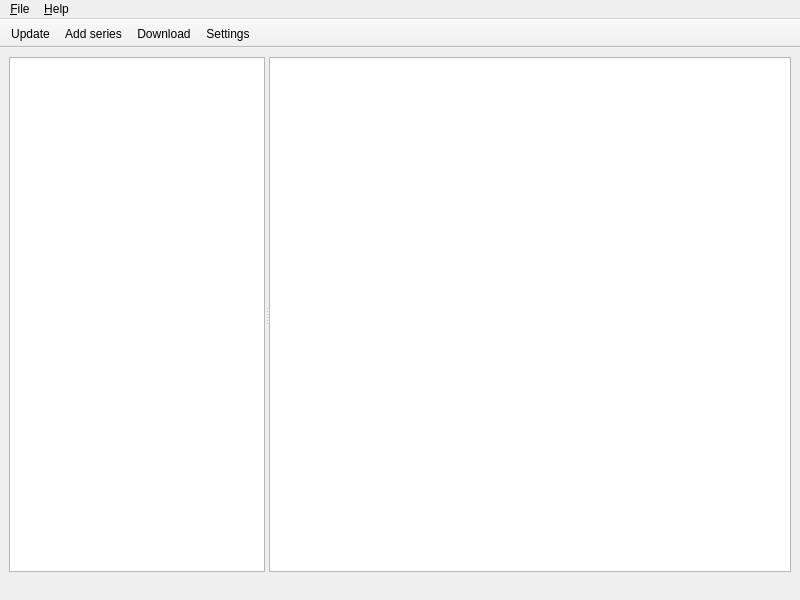
This is src/res/mainWindow.ui in christofsteel/mucomicload as Qt 5 draws it before an edit. The edited form follows.
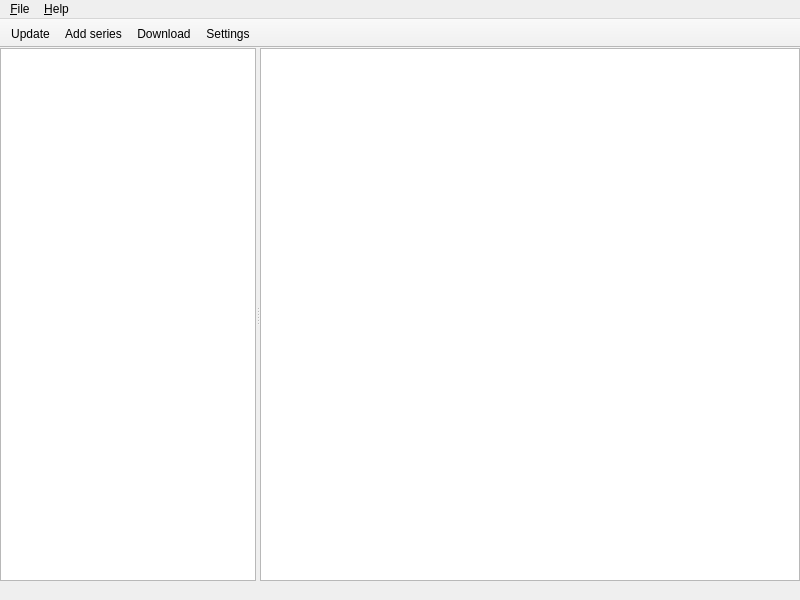
This is the edited form. Icons and pictures are not drawn.

Commit message: Icons again

```diff
--- a/src/res/mainWindow.ui
+++ b/src/res/mainWindow.ui
@@ -18,8 +18,20 @@
   </property>
   <widget class="QWidget" name="horizontalSplit">
    <layout class="QHBoxLayout" name="horizontalLayout">
+    <property name="spacing">
+     <number>0</number>
+    </property>
+    <property name="sizeConstraint">
+     <enum>QLayout::SetDefaultConstraint</enum>
+    </property>
+    <property name="margin">
+     <number>0</number>
+    </property>
     <item>
      <widget class="QSplitter" name="splitter">
+      <property name="lineWidth">
+       <number>1</number>
+      </property>
       <property name="orientation">
        <enum>Qt::Horizontal</enum>
       </property>
```
The commit also changes 1 other file.
